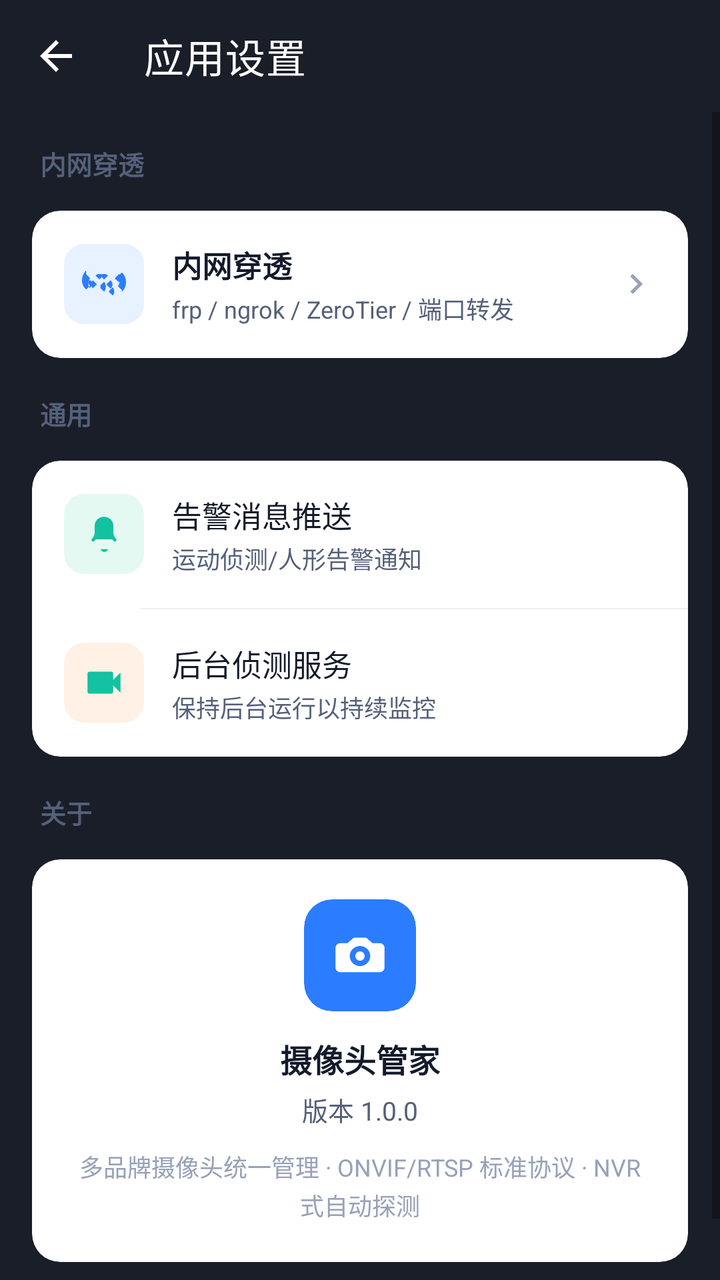
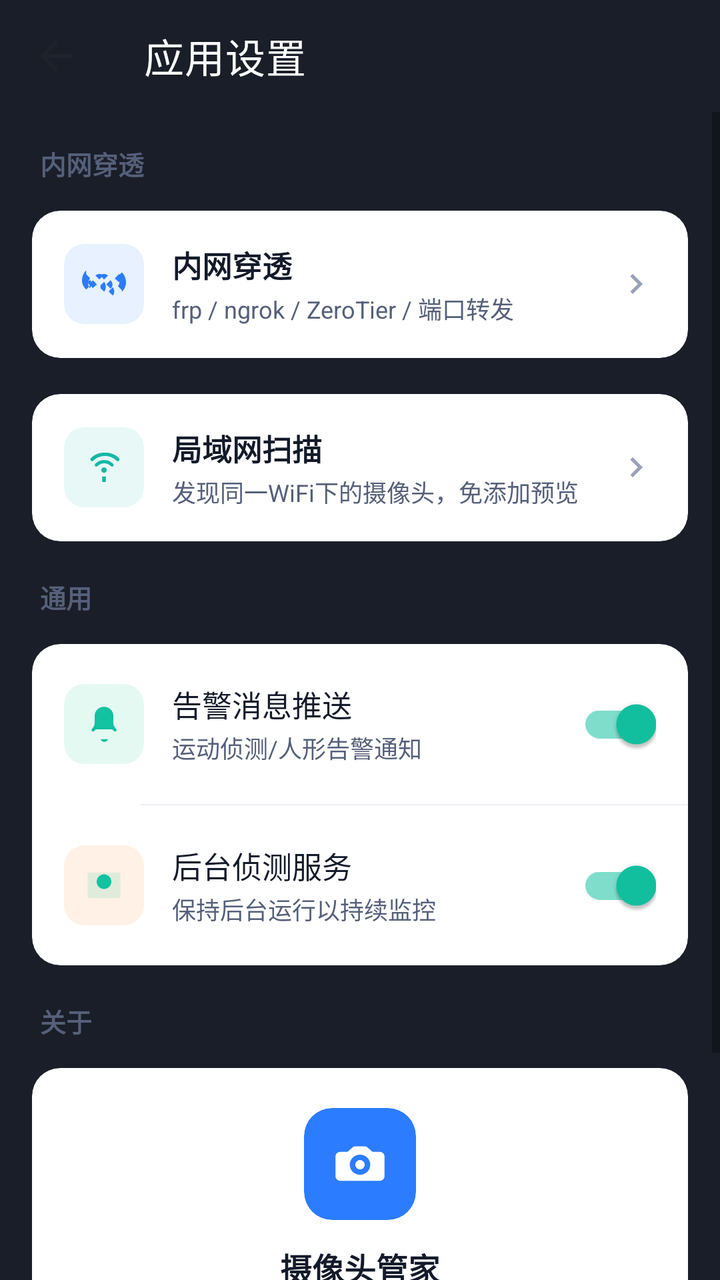

Screens rendered from an Android XML layout before and after an edit, with the pre-edit source and the edit as a unified diff.
<!-- AndroidManifest.xml: application theme Theme.CameraManager -->
<!-- res/layout/activity_app_settings.xml -->
<?xml version="1.0" encoding="utf-8"?>
<LinearLayout xmlns:android="http://schemas.android.com/apk/res/android"
    xmlns:app="http://schemas.android.com/apk/res-auto"
    android:layout_width="match_parent" android:layout_height="match_parent"
    android:orientation="vertical" android:background="@color/bg_dark">

    <com.google.android.material.appbar.MaterialToolbar android:id="@+id/toolbar"
        android:layout_width="match_parent" android:layout_height="?attr/actionBarSize"
        android:background="@color/bg_dark" app:title="@string/app_settings_title"
        app:titleTextColor="@color/white"
        app:navigationIcon="@drawable/ic_back_white"/>

    <ScrollView android:layout_width="match_parent" android:layout_height="0dp"
        android:layout_weight="1" android:clipToPadding="false"
        android:paddingBottom="24dp">
        <LinearLayout android:layout_width="match_parent" android:layout_height="wrap_content"
            android:orientation="vertical" android:padding="16dp">

            
            <TextView style="@style/SectionTitle" android:text="@string/section_tunnel"
                android:layout_marginBottom="8dp"/>
            <com.google.android.material.card.MaterialCardView
                android:id="@+id/cardTunnel"
                android:layout_width="match_parent" android:layout_height="wrap_content"
                app:cardBackgroundColor="@color/bg_card" app:cardCornerRadius="14dp"
                app:cardElevation="0dp" app:strokeWidth="0dp"
                android:layout_marginBottom="18dp"
                app:rippleColor="@color/bg_card_2">
                <LinearLayout android:layout_width="match_parent" android:layout_height="wrap_content"
                    android:orientation="horizontal" android:padding="16dp"
                    android:gravity="center_vertical">
                    <com.google.android.material.card.MaterialCardView
                        android:layout_width="40dp" android:layout_height="40dp"
                        app:cardCornerRadius="10dp" app:cardElevation="0dp"
                        app:strokeWidth="0dp"
                        app:cardBackgroundColor="#1A1677FF">
                        <ImageView android:layout_width="match_parent" android:layout_height="match_parent"
                            android:src="@drawable/ic_network" android:padding="9dp"
                            app:tint="@color/brand_primary"/>
                    </com.google.android.material.card.MaterialCardView>
                    <LinearLayout android:layout_width="0dp" android:layout_height="wrap_content"
                        android:layout_weight="1" android:layout_marginStart="14dp"
                        android:orientation="vertical">
                        <TextView android:layout_width="wrap_content" android:layout_height="wrap_content"
                            android:text="@string/tunnel_manage" android:textColor="@color/text_primary"
                            android:textSize="15sp" android:textStyle="bold"/>
                        <TextView android:layout_width="wrap_content" android:layout_height="wrap_content"
                            android:text="frp / ngrok / ZeroTier / 端口转发"
                            android:textColor="@color/text_secondary" android:textSize="12sp"
                            android:layout_marginTop="2dp"/>
                    </LinearLayout>
                    <ImageView android:layout_width="20dp" android:layout_height="20dp"
                        android:src="@drawable/ic_chevron_right"
                        app:tint="@color/text_tertiary"/>
                </LinearLayout>
            </com.google.android.material.card.MaterialCardView>

            
            <TextView style="@style/SectionTitle" android:text="通用"
                android:layout_marginBottom="8dp"/>
            <com.google.android.material.card.MaterialCardView
                android:layout_width="match_parent" android:layout_height="wrap_content"
                app:cardBackgroundColor="@color/bg_card" app:cardCornerRadius="14dp"
                app:cardElevation="0dp" app:strokeWidth="0dp"
                android:layout_marginBottom="18dp">
                <LinearLayout android:layout_width="match_parent" android:layout_height="wrap_content"
                    android:orientation="vertical">
                    <LinearLayout android:layout_width="match_parent" android:layout_height="wrap_content"
                        android:orientation="horizontal" android:padding="16dp"
                        android:gravity="center_vertical">
                        <com.google.android.material.card.MaterialCardView
                            android:layout_width="40dp" android:layout_height="40dp"
                            app:cardCornerRadius="10dp" app:cardElevation="0dp"
                            app:strokeWidth="0dp"
                            app:cardBackgroundColor="#1A00C48C">
                            <ImageView android:layout_width="match_parent" android:layout_height="match_parent"
                                android:src="@drawable/ic_alarm" android:padding="9dp"
                                app:tint="@color/online_green"/>
                        </com.google.android.material.card.MaterialCardView>
                        <LinearLayout android:layout_width="0dp" android:layout_height="wrap_content"
                            android:layout_weight="1" android:layout_marginStart="14dp"
                            android:orientation="vertical">
                            <TextView android:layout_width="wrap_content" android:layout_height="wrap_content"
                                android:text="告警消息推送" android:textColor="@color/text_primary"
                                android:textSize="15sp"/>
                            <TextView android:layout_width="wrap_content" android:layout_height="wrap_content"
                                android:text="运动侦测/人形告警通知"
                                android:textColor="@color/text_secondary" android:textSize="12sp"
                                android:layout_marginTop="2dp"/>
                        </LinearLayout>
                        <com.google.android.material.materialswitch.MaterialSwitch
                            android:id="@+id/switchAlarm"
                            android:layout_width="wrap_content" android:layout_height="wrap_content"
                            android:checked="true"/>
                    </LinearLayout>
                    <View style="@style/DividerLine"/>
                    <LinearLayout android:layout_width="match_parent" android:layout_height="wrap_content"
                        android:orientation="horizontal" android:padding="16dp"
                        android:gravity="center_vertical">
                        <com.google.android.material.card.MaterialCardView
                            android:layout_width="40dp" android:layout_height="40dp"
                            app:cardCornerRadius="10dp" app:cardElevation="0dp"
                            app:strokeWidth="0dp"
                            app:cardBackgroundColor="#1AFF7A00">
                            <ImageView android:layout_width="match_parent" android:layout_height="match_parent"
                                android:src="@drawable/ic_record" android:padding="9dp"
                                app:tint="@color/brand_accent"/>
                        </com.google.android.material.card.MaterialCardView>
                        <LinearLayout android:layout_width="0dp" android:layout_height="wrap_content"
                            android:layout_weight="1" android:layout_marginStart="14dp"
                            android:orientation="vertical">
                            <TextView android:layout_width="wrap_content" android:layout_height="wrap_content"
                                android:text="后台侦测服务" android:textColor="@color/text_primary"
                                android:textSize="15sp"/>
                            <TextView android:layout_width="wrap_content" android:layout_height="wrap_content"
                                android:text="保持后台运行以持续监控"
                                android:textColor="@color/text_secondary" android:textSize="12sp"
                                android:layout_marginTop="2dp"/>
                        </LinearLayout>
                        <com.google.android.material.materialswitch.MaterialSwitch
                            android:id="@+id/switchBackground"
                            android:layout_width="wrap_content" android:layout_height="wrap_content"
                            android:checked="true"/>
                    </LinearLayout>
                </LinearLayout>
            </com.google.android.material.card.MaterialCardView>

            
            <TextView style="@style/SectionTitle" android:text="@string/section_about"
                android:layout_marginBottom="8dp"/>
            <com.google.android.material.card.MaterialCardView
                android:layout_width="match_parent" android:layout_height="wrap_content"
                app:cardBackgroundColor="@color/bg_card" app:cardCornerRadius="14dp"
                app:cardElevation="0dp" app:strokeWidth="0dp">
                <LinearLayout android:layout_width="match_parent" android:layout_height="wrap_content"
                    android:orientation="vertical" android:padding="20dp"
                    android:gravity="center">
                    <com.google.android.material.card.MaterialCardView
                        android:layout_width="56dp" android:layout_height="56dp"
                        app:cardCornerRadius="14dp" app:cardElevation="0dp"
                        app:strokeWidth="0dp"
                        app:cardBackgroundColor="@color/brand_primary">
                        <ImageView android:layout_width="match_parent" android:layout_height="match_parent"
                            android:src="@drawable/ic_camera" android:padding="14dp"
                            app:tint="@color/white"/>
                    </com.google.android.material.card.MaterialCardView>
                    <TextView android:layout_width="wrap_content" android:layout_height="wrap_content"
                        android:text="@string/app_name" android:textColor="@color/text_primary"
                        android:textSize="16sp" android:textStyle="bold"
                        android:layout_marginTop="12dp"/>
                    <TextView android:layout_width="wrap_content" android:layout_height="wrap_content"
                        android:text="@string/about_version" android:textColor="@color/text_secondary"
                        android:textSize="13sp" android:layout_marginTop="4dp"/>
                    <TextView android:layout_width="wrap_content" android:layout_height="wrap_content"
                        android:text="@string/about_desc" android:textColor="@color/text_tertiary"
                        android:textSize="12sp" android:layout_marginTop="10dp"
                        android:gravity="center" android:lineSpacingExtra="2dp"/>
                </LinearLayout>
            </com.google.android.material.card.MaterialCardView>
        </LinearLayout>
    </ScrollView>
</LinearLayout>
<!-- resources referenced by this layout -->
<resources>
  <color name="bg_card">#FFFFFF</color>
  <color name="bg_card_2">#EEF2F8</color>
  <color name="bg_dark">#1A1E28</color>
  <color name="brand_accent">#12C2A0</color>
  <color name="brand_primary">#2B7CFF</color>
  <color name="online_green">#12C2A0</color>
  <color name="text_primary">#131A2A</color>
  <color name="text_secondary">#55607A</color>
  <color name="text_tertiary">#98A1B8</color>
  <color name="white">#FFFFFF</color>
  <!-- drawable ic_back_white (drawable) -->
  <vector xmlns:android="http://schemas.android.com/apk/res/android"
      android:width="24dp" android:height="24dp"
      android:viewportWidth="24" android:viewportHeight="24"
      android:tint="#FFFFFF">
      <path android:fillColor="#FFFFFFFF"
          android:pathData="M20,11H7.83l5.59,-5.59L12,4l-8,8 8,8 1.41,-1.41L7.83,13H20v-2z"/>
  </vector>
  <!-- drawable ic_chevron_right (drawable) -->
  <?xml version="1.0" encoding="utf-8"?>
  <vector xmlns:android="http://schemas.android.com/apk/res/android"
      android:width="24dp" android:height="24dp"
      android:viewportWidth="24" android:viewportHeight="24"
      android:tint="#5C6678">
      <path
          android:fillColor="@android:color/white"
          android:pathData="M10,6l-1.41,1.41L13.17,12l-4.58,4.59L10,18l6,-6z"/>
  </vector>
  <!-- drawable ic_record (drawable) -->
  <vector xmlns:android="http://schemas.android.com/apk/res/android"
      android:width="24dp" android:height="24dp"
      android:viewportWidth="24" android:viewportHeight="24">
      <path android:fillColor="#FFFFFFFF"
          android:pathData="M17,10.5V7c0,-0.55 -0.45,-1 -1,-1H4c-0.55,0 -1,0.45 -1,1v10c0,0.55 0.45,1 1,1h12c0.55,0 1,-0.45 1,-1v-3.5l4,4v-11l-4,4z"/>
  </vector>
  <string name="about_desc">多品牌摄像头统一管理 · ONVIF/RTSP 标准协议 · NVR 式自动探测</string>
  <string name="about_version">版本 1.0.0</string>
  <string name="app_name">摄像头管家</string>
  <string name="app_settings_title">应用设置</string>
  <string name="section_about">关于</string>
  <string name="section_tunnel">内网穿透</string>
  <string name="tunnel_manage">内网穿透</string>
  <style name="DividerLine">
          <item name="android:layout_width">match_parent</item>
          <item name="android:layout_height">0.5dp</item>
          <item name="android:background">@color/divider</item>
          <item name="android:layout_marginStart">54dp</item>
      </style>
  <color name="divider">#EEF0F5</color>
  <color name="brand_primary_dark">#1E64D6</color>
  <color name="error_red">#F5555B</color>
  <color name="bg_page">#F4F6FB</color>
  <style name="AlertDialogLight" parent="ThemeOverlay.MaterialComponents.MaterialAlertDialog">
          <item name="android:background">@color/bg_card</item>
          <item name="android:textColorPrimary">@color/text_primary</item>
          <item name="colorSurface">@color/bg_card</item>
      </style>
  <!-- unchanged entries left out for length: 5 -->
</resources>

<!-- the commit's change to res/layout/activity_app_settings.xml (unified diff, before → after) -->
@@ -8,7 +8,7 @@
         android:layout_width="match_parent" android:layout_height="?attr/actionBarSize"
         android:background="@color/bg_dark" app:title="@string/app_settings_title"
         app:titleTextColor="@color/white"
-        app:navigationIcon="@drawable/ic_back_white"/>
+        app:navigationIcon="@drawable/ic_back_dark"/>
 
     <ScrollView android:layout_width="match_parent" android:layout_height="0dp"
         android:layout_weight="1" android:clipToPadding="false"
@@ -55,6 +55,42 @@
                 </LinearLayout>
             </com.google.android.material.card.MaterialCardView>
 
+            <com.google.android.material.card.MaterialCardView
+                android:id="@+id/cardLanScan"
+                android:layout_width="match_parent" android:layout_height="wrap_content"
+                app:cardBackgroundColor="@color/bg_card" app:cardCornerRadius="14dp"
+                app:cardElevation="0dp" app:strokeWidth="0dp"
+                android:layout_marginBottom="18dp"
+                app:rippleColor="@color/bg_card_2">
+                <LinearLayout android:layout_width="match_parent" android:layout_height="wrap_content"
+                    android:orientation="horizontal" android:padding="16dp"
+                    android:gravity="center_vertical">
+                    <com.google.android.material.card.MaterialCardView
+                        android:layout_width="40dp" android:layout_height="40dp"
+                        app:cardCornerRadius="10dp" app:cardElevation="0dp"
+                        app:strokeWidth="0dp"
+                        app:cardBackgroundColor="#1A14B8A6">
+                        <ImageView android:layout_width="match_parent" android:layout_height="match_parent"
+                            android:src="@drawable/ic_scan" android:padding="9dp"
+                            app:tint="#FF14B8A6"/>
+                    </com.google.android.material.card.MaterialCardView>
+                    <LinearLayout android:layout_width="0dp" android:layout_height="wrap_content"
+                        android:layout_weight="1" android:layout_marginStart="14dp"
+                        android:orientation="vertical">
+                        <TextView android:layout_width="wrap_content" android:layout_height="wrap_content"
+                            android:text="局域网扫描" android:textColor="@color/text_primary"
+                            android:textSize="15sp" android:textStyle="bold"/>
+                        <TextView android:layout_width="wrap_content" android:layout_height="wrap_content"
+                            android:text="发现同一WiFi下的摄像头，免添加预览"
+                            android:textColor="@color/text_secondary" android:textSize="12sp"
+                            android:layout_marginTop="2dp"/>
+                    </LinearLayout>
+                    <ImageView android:layout_width="20dp" android:layout_height="20dp"
+                        android:src="@drawable/ic_chevron_right"
+                        app:tint="@color/text_tertiary"/>
+                </LinearLayout>
+            </com.google.android.material.card.MaterialCardView>
+
             
             <TextView style="@style/SectionTitle" android:text="通用"
                 android:layout_marginBottom="8dp"/>
@@ -88,7 +124,7 @@
                                 android:textColor="@color/text_secondary" android:textSize="12sp"
                                 android:layout_marginTop="2dp"/>
                         </LinearLayout>
-                        <com.google.android.material.materialswitch.MaterialSwitch
+                        <com.google.android.material.switchmaterial.SwitchMaterial
                             android:id="@+id/switchAlarm"
                             android:layout_width="wrap_content" android:layout_height="wrap_content"
                             android:checked="true"/>
@@ -117,7 +153,7 @@
                                 android:textColor="@color/text_secondary" android:textSize="12sp"
                                 android:layout_marginTop="2dp"/>
                         </LinearLayout>
-                        <com.google.android.material.materialswitch.MaterialSwitch
+                        <com.google.android.material.switchmaterial.SwitchMaterial
                             android:id="@+id/switchBackground"
                             android:layout_width="wrap_content" android:layout_height="wrap_content"
                             android:checked="true"/>
<!-- resource entries referenced after the edit -->
@@ -10,13 +10,12 @@
   <color name="text_secondary">#55607A</color>
   <color name="text_tertiary">#98A1B8</color>
   <color name="white">#FFFFFF</color>
-  <!-- drawable ic_back_white (drawable) -->
+  <!-- drawable ic_back_dark (drawable) -->
   <vector xmlns:android="http://schemas.android.com/apk/res/android"
       android:width="24dp" android:height="24dp"
-      android:viewportWidth="24" android:viewportHeight="24"
-      android:tint="#FFFFFF">
-      <path android:fillColor="#FFFFFFFF"
-          android:pathData="M20,11H7.83l5.59,-5.59L12,4l-8,8 8,8 1.41,-1.41L7.83,13H20v-2z"/>
+      android:viewportWidth="24" android:viewportHeight="24">
+      <path android:fillColor="#1E222B"
+          android:pathData="M20,11H7.8l5.6,-5.6L12,4l-8,8l8,8l1.4,-1.4L7.8,13H20v-2z"/>
   </vector>
   <!-- drawable ic_chevron_right (drawable) -->
   <?xml version="1.0" encoding="utf-8"?>
@@ -29,14 +28,29 @@
           android:pathData="M10,6l-1.41,1.41L13.17,12l-4.58,4.59L10,18l6,-6z"/>
   </vector>
   <!-- drawable ic_record (drawable) -->
+  <?xml version="1.0" encoding="utf-8"?>
   <vector xmlns:android="http://schemas.android.com/apk/res/android"
       android:width="24dp" android:height="24dp"
       android:viewportWidth="24" android:viewportHeight="24">
-      <path android:fillColor="#FFFFFFFF"
-          android:pathData="M17,10.5V7c0,-0.55 -0.45,-1 -1,-1H4c-0.55,0 -1,0.45 -1,1v10c0,0.55 0.45,1 1,1h12c0.55,0 1,-0.45 1,-1v-3.5l4,4v-11l-4,4z"/>
+      
+      <path android:fillColor="#22FFFFFF"
+          android:pathData="M20,5H4c-0.55,0 -1,0.45 -1,1v12c0,0.55 0.45,1 1,1h16c0.55,0 1,-0.45 1,-1V6c0,-0.55 -0.45,-1 -1,-1z"/>
+      
+      <path android:fillColor="#FF5252"
+          android:pathData="M12,10m-4,0a4,4 0,1 1,8 0a4,4 0,1 1,-8 0"/>
+  </vector>
+  <!-- drawable ic_scan (drawable) -->
+  <?xml version="1.0" encoding="utf-8"?>
+  <vector xmlns:android="http://schemas.android.com/apk/res/android"
+      android:width="24dp" android:height="24dp"
+      android:viewportWidth="24" android:viewportHeight="24"
+      android:tint="@color/white">
+      <path
+          android:fillColor="@android:color/white"
+          android:pathData="M12,4c-2.8,0 -5.3,1.1 -7.2,3 -0.4,0.4 -0.3,1 0.1,1.4 0.4,0.4 1,0.3 1.4,-0.1 1.6,-1.6 3.9,-2.5 6.2,-2.5s4.6,0.9 6.2,2.5c0.4,0.4 1,0.5 1.4,0.1 0.4,-0.4 0.5,-1 0.1,-1.4 -1.9,-1.9 -4.4,-3 -7.2,-3zM12,8c-1.9,0 -3.6,0.8 -4.8,2.1 -0.3,0.3 -0.3,0.9 0,1.3 0.3,0.3 0.9,0.3 1.2,0 1,-1 2.3,-1.6 3.7,-1.6s2.7,0.6 3.7,1.6c0.3,0.3 0.9,0.3 1.2,0 0.3,-0.4 0.3,-1 0,-1.3 -1.2,-1.3 -2.9,-2.1 -5,-2.1zM12,12c-0.8,0 -1.5,0.7 -1.5,1.5S11.2,15 12,15s1.5,-0.7 1.5,-1.5S12.8,12 12,12zM13,17v3h-2v-3h2z"/>
   </vector>
   <string name="about_desc">多品牌摄像头统一管理 · ONVIF/RTSP 标准协议 · NVR 式自动探测</string>
-  <string name="about_version">版本 1.0.0</string>
+  <string name="about_version">版本 1.0.9</string>
   <string name="app_name">摄像头管家</string>
   <string name="app_settings_title">应用设置</string>
   <string name="section_about">关于</string>
